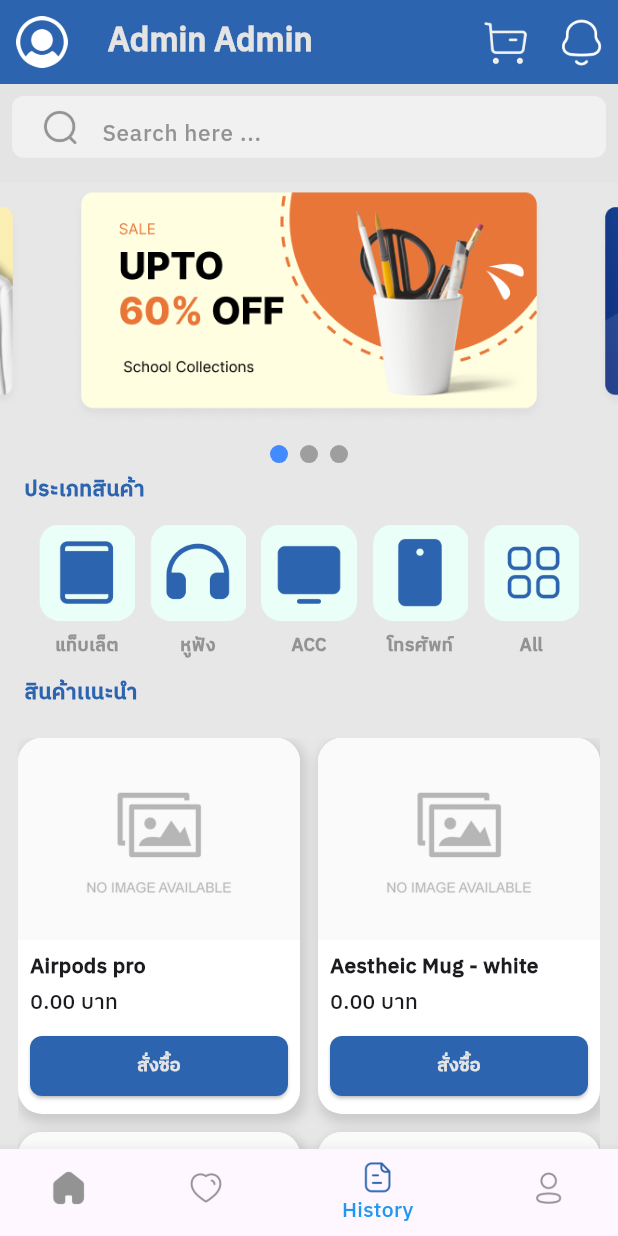
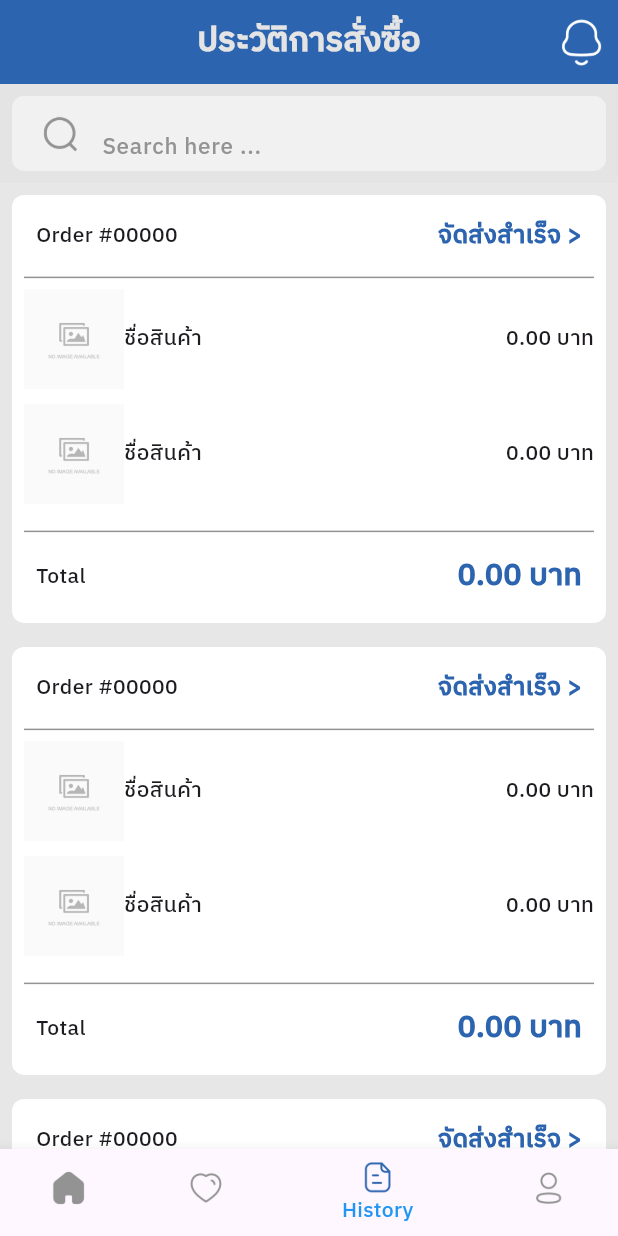
Before and after one commit to Maxza254411/t_and_c_mobile, a Flutter app: the screen it shows after launch, item 3 of the bottom bar chosen, on a phone screen of 412 x 824 dp. Run offline on Flutter 3.47's test engine with Material 3 defaults, Android fonts, the phone set to English and light mode, and no system bars; drawn by our look-alikes of carousel_slider; our stand-ins replace shared_preferences.

Commit message:
เริ่มสร้างหน้าออเดอร์ลิส

```diff
--- a/lib/fristPage.dart
+++ b/lib/fristPage.dart
@@ -1,5 +1,7 @@
 import 'package:flutter/material.dart';
+import 'package:t_and_c_mobile/constang.dart';
 import 'package:t_and_c_mobile/homepage.dart';
+import 'package:t_and_c_mobile/order/history.dart';
 import 'package:t_and_c_mobile/profile.dart';
 
 class FirstPage extends StatefulWidget {
@@ -16,7 +18,7 @@ class _FirstPageState extends State<FirstPage> {
   final List<Widget> _pages = [
     HomePage(),
     HomePage(),
-    HomePage(),
+    History(),
     Profile(),
   ];
 
--- a/lib/homePage.dart
+++ b/lib/homePage.dart
@@ -1,6 +1,6 @@
 import 'dart:developer';
 
-import 'package:carousel_slider/carousel_options.dart';
+
 import 'package:carousel_slider/carousel_slider.dart';
 import 'package:flutter/material.dart';
 import 'package:provider/provider.dart';
@@ -8,7 +8,6 @@ import 'package:t_and_c_mobile/constang.dart';
 import 'package:t_and_c_mobile/order/detailPro.dart';
 import 'package:t_and_c_mobile/service/productController.dart';
 import 'package:t_and_c_mobile/category/catagory.dart';
-import 'package:t_and_c_mobile/widget/dialog.dart';
 import 'package:t_and_c_mobile/widget/field.dart';
 
 class HomePage extends StatefulWidget {
@@ -93,17 +92,12 @@ class _HomePageState extends State<HomePage> {
       body: SingleChildScrollView(
         child: Column(
           children: [
-            Stack(
-              children: [
             Container(
               height: size.height * 0.08,
               width: double.infinity,
               padding: EdgeInsets.all(16),
               decoration: BoxDecoration(color: kbgf),
-                ),
-                Padding(
-                  padding: const EdgeInsets.all(8.0),
-                  child: InputTextFormField(
+              child:  InputTextFormField(
                 hintText: "Search here ...",
                 controller: search,
                 size: size,
@@ -112,8 +106,6 @@ class _HomePageState extends State<HomePage> {
                 images: "assets/icons/Search.png", whatfield: false,
                  width: double.infinity,
               ),
-                ),
-              ],
             ),
             Column(
               children: [
--- a/lib/order/bucket.dart
+++ b/lib/order/bucket.dart
@@ -183,7 +183,7 @@ class _BucketState extends State<Bucket> {
                           Navigator.push(
                             context,
                             MaterialPageRoute(
-                              builder: (context) => Compleated(),
+                              builder: (context) => Compleated(status: true,),
                             ),
                           );
                         }
--- a/lib/order/detailPro.dart
+++ b/lib/order/detailPro.dart
@@ -167,7 +167,7 @@ class _DetailproState extends State<Detailpro> {
                         onPressed: () {
                             Navigator.push(
                             context,
-                            MaterialPageRoute(builder: (context) => Compleated()),
+                            MaterialPageRoute(builder: (context) => Compleated(status: false,)),
                           );
                         },
                         child: Text(
--- /dev/null
+++ b/lib/order/history.dart
@@ -0,0 +1,133 @@
+import 'package:flutter/material.dart';
+import 'package:t_and_c_mobile/constang.dart';
+import 'package:t_and_c_mobile/order/compleated.dart';
+
+import 'package:t_and_c_mobile/widget/field.dart';
+
+class History extends StatefulWidget {
+   History({super.key,});
+  @override
+  State<History> createState() => _HistoryState();
+}
+
+class _HistoryState extends State<History> {
+  final TextEditingController search = TextEditingController();
+  @override
+  Widget build(BuildContext context) {
+    final size = MediaQuery.of(context).size;
+    return Scaffold(
+      backgroundColor: kbgH,
+      appBar: AppBar(
+        automaticallyImplyLeading: false,
+        backgroundColor: kButtonColor,
+
+        actions: [
+          Padding(
+            padding: EdgeInsets.all(8.0),
+            child: Image.asset("assets/icons/Notification.png", scale: 15),
+          ),
+        ],
+        centerTitle: true,
+        title: Text(
+          "ประวัติการสั่งซื้อ",
+          style: TextStyle(color: kbgf, fontWeight: FontWeight.bold),
+        ),
+      ),
+      body: SingleChildScrollView(
+        child: Column(
+          children: [
+            Container(
+              height: size.height * 0.08,
+              width: double.infinity,
+              padding: EdgeInsets.all(8),
+              decoration: BoxDecoration(color: kbgf),
+              child: InputTextFormField(
+                hintText: "Search here ...",
+                controller: search,
+                size: size,
+                heights: size.height * 0.08,
+                imagestatus: true,
+                images: "assets/icons/Search.png",
+                whatfield: false,
+                width: double.infinity,
+              ),
+                ),
+               Column(
+                 children: List.generate(
+                4,
+                (index) => Padding(
+                  padding: const EdgeInsets.all(8.0),
+                  child: GestureDetector(
+                    onTap: () {
+                      Navigator.push(context, MaterialPageRoute(builder: (context)=>Compleated(status: true,)));
+                    },
+                    child: Container(
+                      decoration: BoxDecoration(
+                        borderRadius: BorderRadius.circular(8),
+                        color: Colors.white,
+                      ),
+
+                      child: Padding(
+                        padding: const EdgeInsets.all(8.0),
+                        child: Column(
+                          children: [
+                            Padding(
+                              padding: const EdgeInsets.all(8.0),
+                              child: Row(
+                                mainAxisAlignment: MainAxisAlignment.spaceBetween,
+                                children: [
+                                  Text("Order #00000"),
+                                  Text("จัดส่งสำเร็จ >",style: TextStyle(fontSize: 16,fontWeight: FontWeight.bold,color: kButtonColor),),
+                                ],
+                              ),
+                            ),
+                            Divider(color: kbgM),
+                            Column(
+                              children: List.generate(
+                                2,
+                                (index) => Column(
+                                  children: [
+                                    Row(
+                                      children: [
+                                        Image.asset(
+                                          "assets/images/NoImage.jpg",
+                                          scale: 15,
+                                        ),
+                                        Text("ชื่อสินค้า"),
+                                        Spacer(),
+                                        Text("0.00 บาท"),
+                                      ],
+                                    ),
+                                    SizedBox(height: 10,)
+                                  ],
+                                ),
+                              ),
+                            ),
+                            Divider(color: kbgM),
+                            Padding(
+                              padding: const EdgeInsets.all(8.0),
+                              child: Row(
+                                mainAxisAlignment: MainAxisAlignment.spaceBetween,
+                                children: [
+                                  Text("Total"),
+
+                              Text("0.00 บาท",style:TextStyle(fontSize: 20,color: kButtonColor,fontWeight: FontWeight.bold),)
+                                ],
+                              ),
+                            ),
+                          ],
+                        ),
+                      ),
+                    ),
+                  ),
+                ),
+              ),
+
+            ),
+
+          ],
+        ),
+      ),
+    );
+  }
+}
--- a/lib/profile.dart
+++ b/lib/profile.dart
@@ -5,7 +5,7 @@ import 'package:t_and_c_mobile/login.dart';
 import 'package:t_and_c_mobile/widget/dialog.dart';
 
 class Profile extends StatefulWidget {
-  const Profile({super.key});
+   Profile({super.key});
 
   @override
   State<Profile> createState() => _ProfileState();
@@ -48,7 +48,7 @@ class _ProfileState extends State<Profile> {
                 child: Stack(
                   alignment: Alignment.center,
                   children: [
-                    /// พื้นหลัง (แบ่งครึ่ง)
+
                     Column(
                       children: [
                         Expanded(
--- a/lib/widget/field.dart
+++ b/lib/widget/field.dart
@@ -102,7 +102,6 @@ class _InputTextFormFieldState extends State<InputTextFormField> {
   Widget build(BuildContext context) {
     return widget.whatfield == true
         ? Container(
-
             decoration: BoxDecoration(
               borderRadius: BorderRadius.circular(8),
               color: const Color.fromARGB(255, 241, 241, 241),
@@ -144,7 +143,7 @@ class _InputTextFormFieldState extends State<InputTextFormField> {
                 style: const TextStyle(fontSize: 22),
                 decoration: InputDecoration(
                   prefixIcon: widget.imagestatus == true
-                      ? Image.asset(widget.images!, scale: 10)
+                      ? Image.asset(widget.images!, scale: 20)
                       : SizedBox.shrink(),
                   enabledBorder: InputBorder.none,
                   focusedBorder: InputBorder.none,
```
Also changed, not shown: lib/category/catagory.dart (+1 -7 lines), lib/order/compleated.dart (+20 -42 lines). Lines whose indentation alone changed are shown as unchanged.
